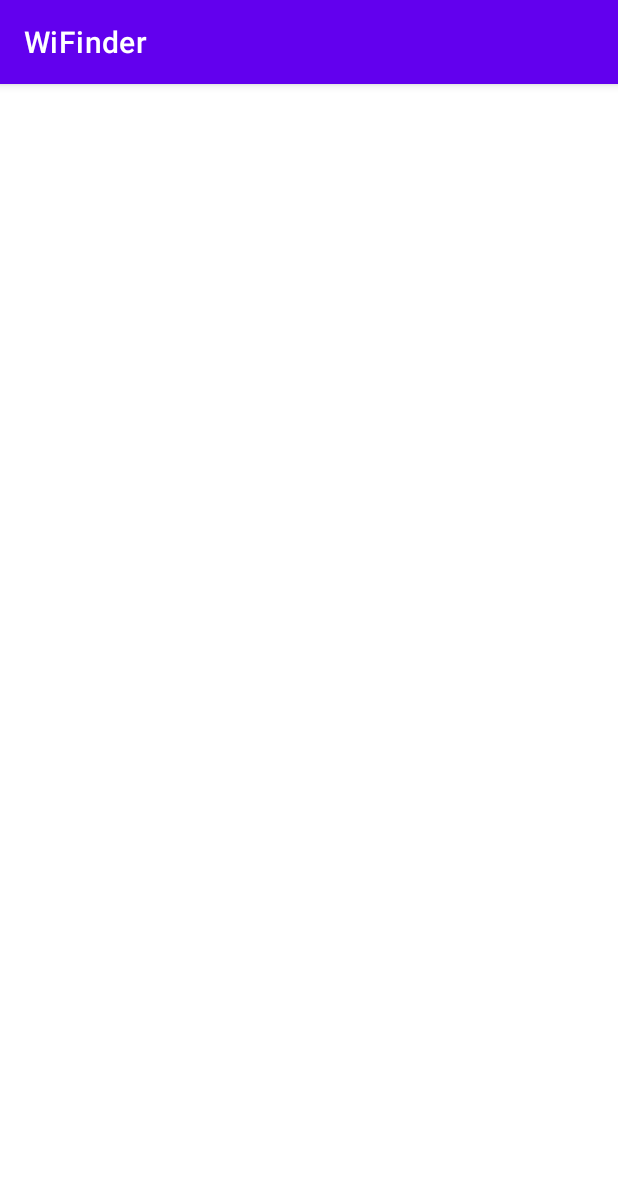
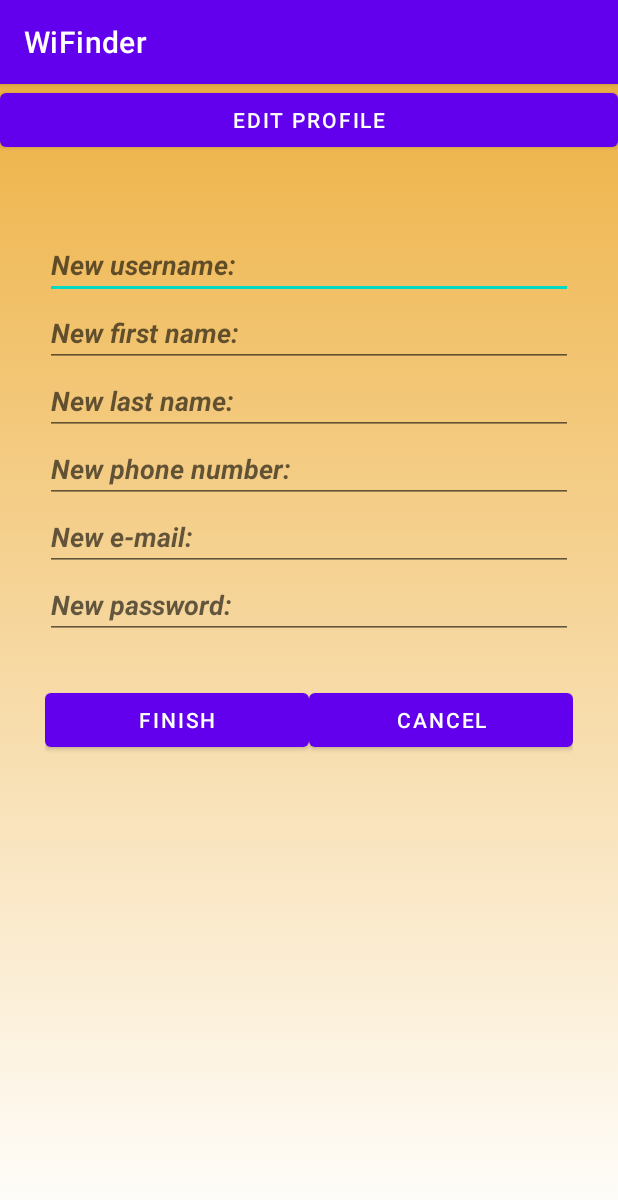
Before and after one commit to krstickatarina/mosis, an Android app: the EditMyProfileInfoActivity screen opened directly, with no data from a screen before it, on a phone screen of 412 x 824 dp. Shown: the top 1200 px of the screen. Run offline under Robolectric (Android 15) with nearby library versions, the phone set to English and light mode, and no system bars.

Commit message:
Edit my profile

```diff
--- a/Projekat/app/src/main/res/layout/activity_edit_my_profile_info.xml
+++ b/Projekat/app/src/main/res/layout/activity_edit_my_profile_info.xml
@@ -1,9 +1,82 @@
 <?xml version="1.0" encoding="utf-8"?>
-<androidx.constraintlayout.widget.ConstraintLayout xmlns:android="http://schemas.android.com/apk/res/android"
+<RelativeLayout xmlns:android="http://schemas.android.com/apk/res/android"
     xmlns:app="http://schemas.android.com/apk/res-auto"
     xmlns:tools="http://schemas.android.com/tools"
     android:layout_width="match_parent"
     android:layout_height="match_parent"
+    android:background="@drawable/orange_gradient_top_down"
     tools:context=".EditMyProfileInfoActivity">
 
-</androidx.constraintlayout.widget.ConstraintLayout>
+    <Button
+        android:id="@+id/edit_profile_button"
+        android:layout_width="match_parent"
+        android:layout_height="wrap_content"
+        android:text="@string/edit_profile_text"
+        app:layout_constraintStart_toStartOf="parent"
+        app:layout_constraintTop_toTopOf="parent" />
+
+    <EditText
+        android:layout_width="match_parent"
+        android:layout_height="wrap_content"
+        android:hint="@string/edit_profile_username"
+        android:layout_marginTop="50dp"
+        android:id="@+id/edit_username"
+        android:layout_marginHorizontal="30dp"
+        android:layout_below="@+id/edit_profile_button"/>
+
+    <EditText
+        android:layout_width="match_parent"
+        android:layout_height="wrap_content"
+        android:hint="@string/edit_profile_first_name"
+        android:id="@+id/edit_firstname"
+        android:layout_marginHorizontal="30dp"
+        android:layout_below="@+id/edit_username"/>
+
+    <EditText
+        android:layout_width="match_parent"
+        android:layout_height="wrap_content"
+        android:hint="@string/edit_profile_last_name"
+        android:id="@+id/edit_lastname"
+        android:layout_marginHorizontal="30dp"
+        android:layout_below="@+id/edit_firstname"/>
+
+    <EditText
+        android:layout_width="match_parent"
+        android:layout_height="wrap_content"
+        android:hint="@string/edit_profile_phone"
+        android:id="@+id/edit_phone"
+        android:layout_marginHorizontal="30dp"
+        android:layout_below="@+id/edit_lastname"/>
+
+    <EditText
+        android:layout_width="match_parent"
+        android:layout_height="wrap_content"
+        android:hint="@string/edit_profile_email"
+        android:id="@+id/edit_email"
+        android:layout_marginHorizontal="30dp"
+        android:layout_below="@+id/edit_phone"/>
+
+    <EditText
+        android:layout_width="match_parent"
+        android:layout_height="wrap_content"
+        android:hint="@string/edit_profile_password"
+        android:id="@+id/edit_password"
+        android:layout_marginHorizontal="30dp"
+        android:layout_below="@+id/edit_email"/>
+
+    <TableRow
+        android:layout_width="match_parent"
+        android:layout_height="wrap_content"
+        android:layout_marginTop="30dp"
+        android:layout_marginHorizontal="30dp"
+        android:layout_below="@+id/edit_password">
+        <Button
+            android:id="@+id/edit_profile_finished_button"
+            android:layout_weight="1"
+            android:text="@string/edit_profile_finished"/>
+        <Button
+            android:id="@+id/edit_profile_cancel_button"
+            android:layout_weight="1"
+            android:text="@string/edit_profile_cancel" />
+    </TableRow>
+</RelativeLayout>
--- a/Projekat/app/src/main/res/values/strings.xml
+++ b/Projekat/app/src/main/res/values/strings.xml
@@ -16,4 +16,13 @@
     <string name="profile_points_text"><b>Points:</b></string>
     <string name="profile_friends_username_text"><b>Username:</b></string>
     <string name="friends_profile_check"><i>Friends</i></string>
+    <string name="edit_profile_text">Edit profile</string>
+    <string name="edit_profile_username"><b><i>New username:</i></b></string>
+    <string name="edit_profile_first_name"><b><i>New first name:</i></b></string>
+    <string name="edit_profile_last_name"><b><i>New last name:</i></b></string>
+    <string name="edit_profile_phone"><b><i>New phone number:</i></b></string>
+    <string name="edit_profile_email"><b><i>New e-mail:</i></b></string>
+    <string name="edit_profile_password"><b><i>New password:</i></b></string>
+    <string name="edit_profile_finished">Finish</string>
+    <string name="edit_profile_cancel">Cancel</string>
 </resources>
```
Also changed, not shown: Projekat/app/src/main/res/layout/activity_friends_profile.xml (+6 -6 lines), Projekat/app/src/main/res/layout/activity_my_profile_info.xml (+15 -21 lines).
